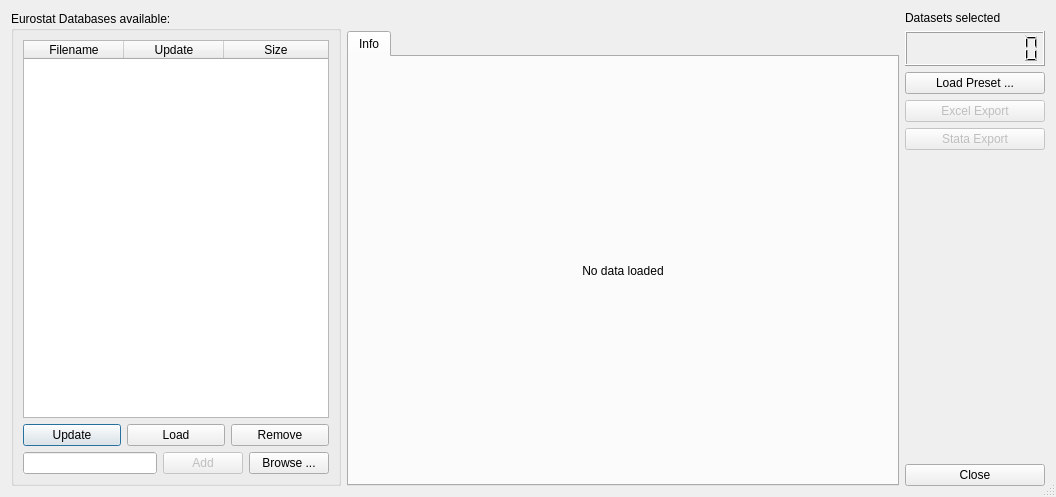
Old version of the form app/gui/base.ui in the repository petres/eurostat.
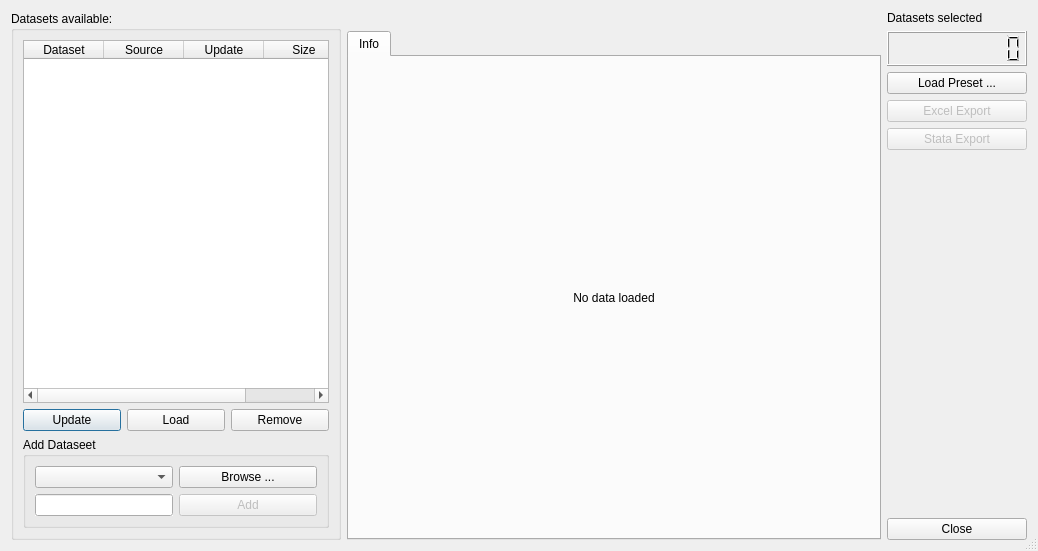
New version of the form.

Commit message: next step allowing other sources

Diff of the .ui file:
```diff
--- a/app/gui/base.ui
+++ b/app/gui/base.ui
@@ -6,8 +6,8 @@
    <rect>
     <x>0</x>
     <y>0</y>
-    <width>1056</width>
-    <height>497</height>
+    <width>1038</width>
+    <height>551</height>
    </rect>
   </property>
   <property name="windowTitle">
@@ -26,16 +26,10 @@
       </size>
      </property>
      <property name="title">
-      <string>Eurostat Databases available:</string>
+      <string>Datasets available:</string>
      </property>
-     <layout class="QVBoxLayout" name="verticalLayout_2">
-      <property name="spacing">
-       <number>6</number>
-      </property>
-      <property name="sizeConstraint">
-       <enum>QLayout::SetMinimumSize</enum>
-      </property>
-      <item>
+     <layout class="QGridLayout" name="gridLayout_3">
+      <item row="0" column="0">
        <widget class="QTableWidget" name="databaseTable">
         <property name="minimumSize">
          <size>
@@ -61,15 +55,38 @@
         <property name="cornerButtonEnabled">
          <bool>false</bool>
         </property>
+        <attribute name="horizontalHeaderVisible">
+         <bool>true</bool>
+        </attribute>
+        <attribute name="horizontalHeaderCascadingSectionResizes">
+         <bool>false</bool>
+        </attribute>
+        <attribute name="horizontalHeaderDefaultSectionSize">
+         <number>80</number>
+        </attribute>
+        <attribute name="horizontalHeaderShowSortIndicator" stdset="0">
+         <bool>true</bool>
+        </attribute>
         <attribute name="horizontalHeaderStretchLastSection">
          <bool>true</bool>
         </attribute>
         <attribute name="verticalHeaderVisible">
          <bool>false</bool>
         </attribute>
+        <attribute name="verticalHeaderCascadingSectionResizes">
+         <bool>false</bool>
+        </attribute>
+        <attribute name="verticalHeaderShowSortIndicator" stdset="0">
+         <bool>false</bool>
+        </attribute>
         <column>
          <property name="text">
-          <string>Filename</string>
+          <string>Dataset</string>
+         </property>
+        </column>
+        <column>
+         <property name="text">
+          <string>Source</string>
          </property>
         </column>
         <column>
@@ -84,7 +101,7 @@
         </column>
        </widget>
       </item>
-      <item>
+      <item row="1" column="0">
        <layout class="QHBoxLayout" name="leftLayout">
         <item>
          <widget class="QPushButton" name="updateButton">
@@ -109,33 +126,65 @@
         </item>
        </layout>
       </item>
-      <item>
-       <layout class="QHBoxLayout" name="addLayout">
-        <item>
+      <item row="2" column="0">
+       <widget class="QGroupBox" name="groupBox">
+        <property name="title">
+         <string>Add Dataseet</string>
+        </property>
+        <layout class="QGridLayout" name="gridLayout">
+         <item row="0" column="0">
+          <widget class="QComboBox" name="sourceComboBox"/>
+         </item>
+         <item row="0" column="1">
+          <widget class="QPushButton" name="browseButton">
+           <property name="text">
+            <string>Browse ...</string>
+           </property>
+          </widget>
+         </item>
+         <item row="1" column="0">
          <widget class="QLineEdit" name="addLineEdit">
+           <property name="sizePolicy">
+            <sizepolicy hsizetype="Preferred" vsizetype="Fixed">
+             <horstretch>0</horstretch>
+             <verstretch>0</verstretch>
+            </sizepolicy>
+           </property>
+           <property name="minimumSize">
+            <size>
+             <width>0</width>
+             <height>0</height>
+            </size>
+           </property>
           <property name="autoFillBackground">
            <bool>true</bool>
           </property>
          </widget>
         </item>
-        <item>
+         <item row="1" column="1">
          <widget class="QPushButton" name="addButton">
           <property name="enabled">
            <bool>false</bool>
           </property>
+           <property name="sizePolicy">
+            <sizepolicy hsizetype="Minimum" vsizetype="Fixed">
+             <horstretch>0</horstretch>
+             <verstretch>0</verstretch>
+            </sizepolicy>
+           </property>
+           <property name="minimumSize">
+            <size>
+             <width>39</width>
+             <height>0</height>
+            </size>
+           </property>
           <property name="text">
            <string>Add</string>
           </property>
          </widget>
         </item>
-        <item>
-         <widget class="QPushButton" name="browseButton">
-          <property name="text">
-           <string>Browse ...</string>
-          </property>
-         </widget>
-        </item>
-       </layout>
+        </layout>
+       </widget>
       </item>
      </layout>
     </widget>
```
Left out of the diff: 2 changed lines with no effect on the pictures. Lines whose indentation alone changed are shown as unchanged. The commit also changes 9 other files.
